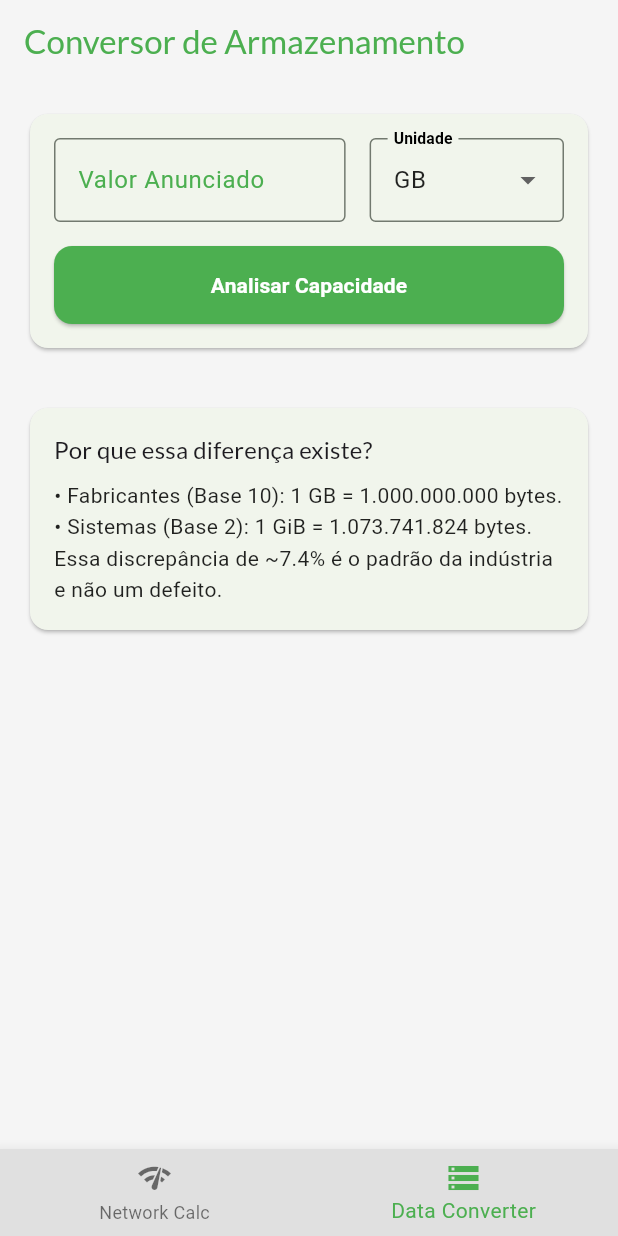
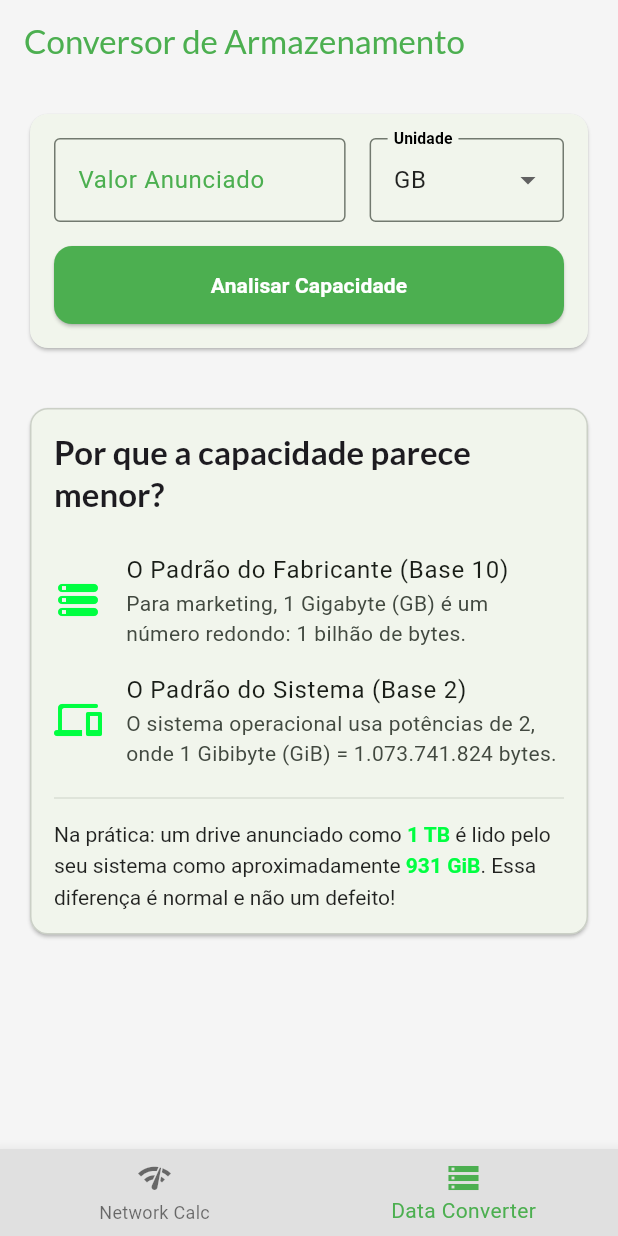
Before and after one commit to rpsouza441/tools_app, a Flutter app: the screen it shows after launch, item 2 of the bottom bar chosen, on a phone screen of 412 x 824 dp. Run offline on Flutter 3.47's test engine with Material 3 defaults, Android fonts, the phone set to English and light mode, and no system bars; our stand-ins replace google_fonts.

Commit message:
Melhorado o texto da explicação

```diff
--- a/lib/screen/data_converter_screen.dart
+++ b/lib/screen/data_converter_screen.dart
@@ -20,6 +20,7 @@ class _DataConverterScreenState extends State<DataConverterScreen> {
 
   // Formatter agora está firmemente na camada de apresentação (UI).
   final _numberFormatter = NumberFormat('#,##0.000', 'pt_BR');
+
   String _formatNumber(double number) => _numberFormatter.format(number);
 
   void _calculate() {
@@ -85,7 +86,8 @@ class _DataConverterScreenState extends State<DataConverterScreen> {
                           flex: 3,
                           child: TextField(
                             controller: _valueController,
-                            keyboardType: const TextInputType.numberWithOptions(decimal: true),
+                            keyboardType: const TextInputType.numberWithOptions(
+                                decimal: true),
                             decoration: InputDecoration(
                               labelText: 'Valor Anunciado',
                               border: const OutlineInputBorder(),
@@ -101,16 +103,27 @@ class _DataConverterScreenState extends State<DataConverterScreen> {
                             value: _fromUnit,
                             // A UI obtém a lista de unidades da fonte da verdade.
                             items: DataConverter.availableUnits.map((unit) {
-                              return DropdownMenuItem(value: unit, child: Text(unit));
+                              return DropdownMenuItem(
+                                  value: unit, child: Text(unit));
                             }).toList(),
-                            onChanged: (value) => setState(() => _fromUnit = value!),
+                            onChanged: (value) =>
+                                setState(() => _fromUnit = value!),
                             decoration: InputDecoration(
                               labelText: 'Unidade',
-                              labelStyle: Theme.of(context).textTheme.labelLarge,
+                              labelStyle: Theme
+                                  .of(context)
+                                  .textTheme
+                                  .labelLarge,
                               border: OutlineInputBorder(),
                             ),
-                            style: Theme.of(context).textTheme.bodyLarge,
-                            dropdownColor: Theme.of(context).colorScheme.surface,
+                            style: Theme
+                                .of(context)
+                                .textTheme
+                                .bodyLarge,
+                            dropdownColor: Theme
+                                .of(context)
+                                .colorScheme
+                                .surface,
                           ),
                         ),
                       ],
@@ -119,9 +132,13 @@ class _DataConverterScreenState extends State<DataConverterScreen> {
                     SizedBox(
                       width: double.infinity,
                       child: ElevatedButton(
-                        style: ElevatedButton.styleFrom(padding: const EdgeInsets.symmetric(vertical: 16.0)),
+                        style: ElevatedButton.styleFrom(
+                            padding: const EdgeInsets.symmetric(
+                                vertical: 16.0)),
                         onPressed: _isLoading ? null : _calculate,
-                        child: _isLoading ? const CircularProgressIndicator() : const Text('Analisar Capacidade'),
+                        child: _isLoading
+                            ? const CircularProgressIndicator()
+                            : const Text('Analisar Capacidade'),
                       ),
                     ),
                   ],
@@ -144,7 +161,11 @@ class _DataConverterScreenState extends State<DataConverterScreen> {
   }
 
   Widget _buildResultCard(AnalysisResult result) {
-    final textStyle = Theme.of(context).textTheme.bodyLarge?.copyWith(
+    final textStyle = Theme
+        .of(context)
+        .textTheme
+        .bodyLarge
+        ?.copyWith(
       fontFamily: 'monospace',
       height: 1.6,
     );
@@ -155,31 +176,49 @@ class _DataConverterScreenState extends State<DataConverterScreen> {
         child: Column(
           crossAxisAlignment: CrossAxisAlignment.start,
           children: [
-            Text('Resultado da Análise', style: Theme.of(context).textTheme.titleMedium),
+            Text('Resultado da Análise', style: Theme
+                .of(context)
+                .textTheme
+                .titleMedium),
             const Divider(height: 24),
 
-            const Text('Padrão do Fabricante (Base 10)', style: TextStyle(fontWeight: FontWeight.bold)),
+            const Text('Padrão do Fabricante (Base 10)',
+                style: TextStyle(fontWeight: FontWeight.bold)),
             ...result.manufacturerConversions.map(
-                  (data) => Text('${_formatNumber(data.value)} ${data.unit}', style: textStyle),
+                  (data) =>
+                  Text('${_formatNumber(data.value)} ${data.unit}',
+                      style: textStyle),
             ),
 
             const SizedBox(height: 16),
-            const Text('Padrão Real do Sistema (Base 2)', style: TextStyle(fontWeight: FontWeight.bold)),
+            const Text('Padrão Real do Sistema (Base 2)',
+                style: TextStyle(fontWeight: FontWeight.bold)),
             ...result.systemConversions.map(
-                  (data) => Text('${_formatNumber(data.value)} ${data.unit}', style: textStyle),
+                  (data) =>
+                  Text('${_formatNumber(data.value)} ${data.unit}',
+                      style: textStyle),
             ),
 
             const Divider(height: 24),
-            const Text('Resumo da Diferença', style: TextStyle(fontWeight: FontWeight.bold)),
+            const Text('Resumo da Diferença',
+                style: TextStyle(fontWeight: FontWeight.bold)),
             const SizedBox(height: 8),
             Text.rich(
               TextSpan(
-                style: Theme.of(context).textTheme.bodyMedium,
+                style: Theme
+                    .of(context)
+                    .textTheme
+                    .bodyMedium,
                 children: [
                   const TextSpan(text: 'Um drive de '),
-                  TextSpan(text: '${_formatNumber(double.parse(result.advertisedValue))} ${result.advertisedUnit}', style: const TextStyle(fontWeight: FontWeight.bold)),
+                  TextSpan(text: '${_formatNumber(
+                      double.parse(result.advertisedValue))} ${result
+                      .advertisedUnit}',
+                      style: const TextStyle(fontWeight: FontWeight.bold)),
                   const TextSpan(text: ' na verdade possui '),
-                  TextSpan(text: '${_formatNumber(double.parse(result.realValue))} ${result.realUnit}', style: const TextStyle(fontWeight: FontWeight.bold)),
+                  TextSpan(text: '${_formatNumber(
+                      double.parse(result.realValue))} ${result.realUnit}',
+                      style: const TextStyle(fontWeight: FontWeight.bold)),
                   const TextSpan(text: ' no sistema.'),
                 ],
               ),
@@ -187,10 +226,17 @@ class _DataConverterScreenState extends State<DataConverterScreen> {
             const SizedBox(height: 8),
             Text.rich(
               TextSpan(
-                style: Theme.of(context).textTheme.bodyMedium,
+                style: Theme
+                    .of(context)
+                    .textTheme
+                    .bodyMedium,
                 children: [
                   const TextSpan(text: 'Diferença "perdida": '),
-                  TextSpan(text: '${_formatNumber(double.parse(result.differenceValue))} ${result.differenceUnit}', style: const TextStyle(fontWeight: FontWeight.bold, color: Colors.red)),
+                  TextSpan(text: '${_formatNumber(
+                      double.parse(result.differenceValue))} ${result
+                      .differenceUnit}',
+                      style: const TextStyle(
+                          fontWeight: FontWeight.bold, color: Colors.red)),
                 ],
               ),
             ),
@@ -201,19 +247,83 @@ class _DataConverterScreenState extends State<DataConverterScreen> {
   }
 
   Widget _buildExplanationCard() {
+    final iconColor = Theme
+        .of(context)
+        .colorScheme
+        .secondary;
+    final textColor = Theme
+        .of(context)
+        .textTheme
+        .bodyMedium
+        ?.color;
+
     return Card(
+      // Usando Card.outlined para um estilo mais sutil no tema escuro
+      shape: RoundedRectangleBorder(
+        side: BorderSide(color: Theme
+            .of(context)
+            .colorScheme
+            .outline
+            .withOpacity(0.3)),
+        borderRadius: BorderRadius.circular(12),
+      ),
       child: Padding(
         padding: const EdgeInsets.all(16.0),
         child: Column(
           crossAxisAlignment: CrossAxisAlignment.start,
           children: [
-            Text('Por que essa diferença existe?', style: Theme.of(context).textTheme.titleMedium),
-            const SizedBox(height: 8),
-            const Text(
-              '• Fabricantes (Base 10): 1 GB = 1.000.000.000 bytes.\n'
-                  '• Sistemas (Base 2): 1 GiB = 1.073.741.824 bytes.\n'
-                  'Essa discrepância de ~7.4% é o padrão da indústria e não um defeito.',
-              style: TextStyle(height: 1.5),
+            Text(
+              'Por que a capacidade parece menor?', // Título mais direto
+              style: Theme
+                  .of(context)
+                  .textTheme
+                  .titleLarge
+                  ?.copyWith(fontWeight: FontWeight.bold),
+            ),
+            const SizedBox(height: 16),
+
+            // Informação do Fabricante
+            ListTile(
+              leading: Icon(Icons.storage_rounded, color: iconColor, size: 32),
+              title: const Text('O Padrão do Fabricante (Base 10)'),
+              subtitle: const Text(
+                  'Para marketing, 1 Gigabyte (GB) é um número redondo: 1 bilhão de bytes.'),
+              contentPadding: EdgeInsets.zero,
+            ),
+
+            // Informação do Sistema Operacional
+            ListTile(
+              leading: Icon(Icons.devices_rounded, color: iconColor, size: 32),
+              title: const Text('O Padrão do Sistema (Base 2)'),
+              subtitle: const Text(
+                  'O sistema operacional usa potências de 2, onde 1 Gibibyte (GiB) = 1.073.741.824 bytes.'),
+              contentPadding: EdgeInsets.zero,
+            ),
+
+            const Divider(height: 24, thickness: 0.5),
+
+            // Resumo Prático
+            RichText(
+              text: TextSpan(
+                style: TextStyle(color: textColor, height: 1.5),
+                children: <TextSpan>[
+                  const TextSpan(text: 'Na prática: um drive anunciado como '),
+                  TextSpan(
+                    text: '1 TB',
+                    style: TextStyle(
+                        fontWeight: FontWeight.bold, color: iconColor),
+                  ),
+                  const TextSpan(
+                      text: ' é lido pelo seu sistema como aproximadamente '),
+                  TextSpan(
+                    text: '931 GiB',
+                    style: TextStyle(
+                        fontWeight: FontWeight.bold, color: iconColor),
+                  ),
+                  const TextSpan(
+                      text: '. Essa diferença é normal e não um defeito!'),
+                ],
+              ),
             ),
           ],
         ),
```
